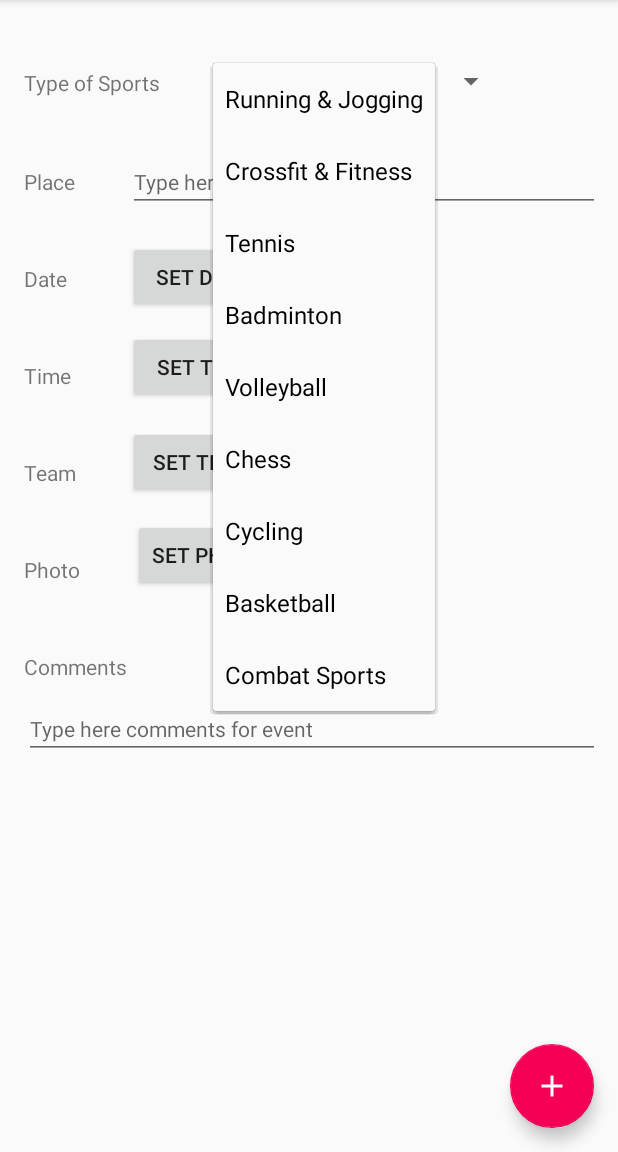
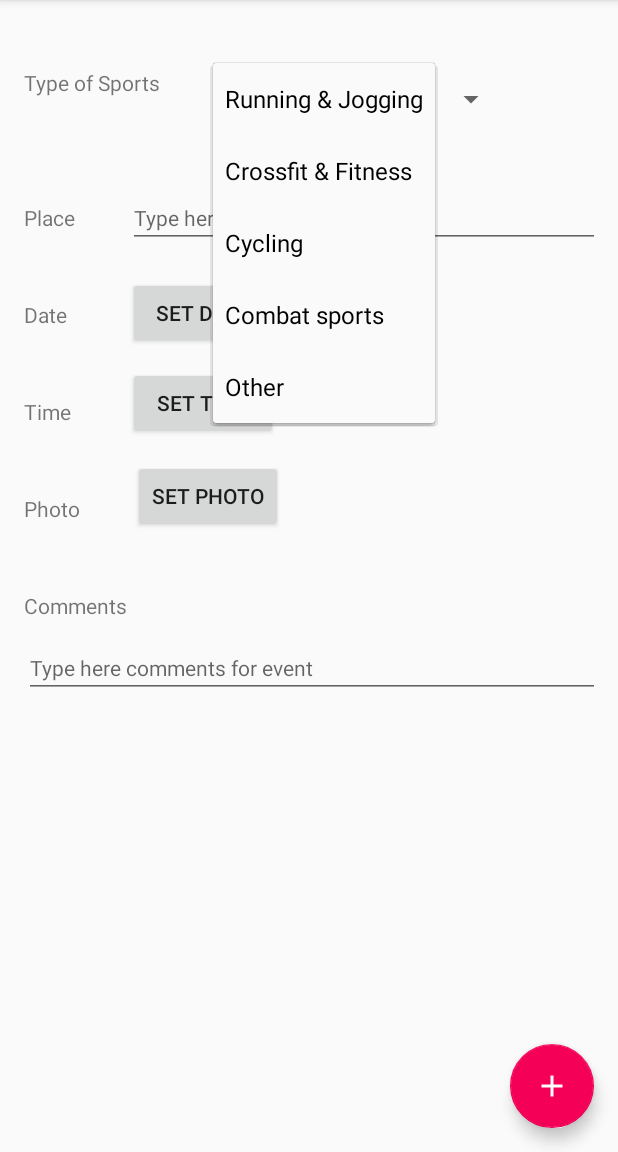
Before and after one commit to IgorSukhinskii/Social-Gym, an Android app: the fragment AddEventFragment placed in its activity, after a tap on an icon or button, on a phone screen of 412 x 824 dp, the part 84-1236 px from its top. Run offline under Robolectric (Android 15) with nearby library versions, the phone set to English and light mode, and no system bars; our stand-ins replace ButterKnife, Dagger/Hilt's generated code, Timber; libraries missing offline, so code that uses them is left out: net.danlew.android, rx.android.schedulers, rx.schedulers; pictures from the network do not load; 4 statements that could not run were skipped.

Commit message:
SG-11: Change sport kind spinner to pick values from enum

```diff
--- a/Android/app/src/main/java/com/github/si1en7ium/socialgym/models/SportKind.java
+++ b/Android/app/src/main/java/com/github/si1en7ium/socialgym/models/SportKind.java
@@ -1,5 +1,19 @@
 package com.github.si1en7ium.socialgym.models;
 
+import com.github.si1en7ium.socialgym.R;
+
 public enum SportKind {
-    RUNNING, JOGGING, CYCLING, OTHER
+    RUNNING_JOGGING(1, R.string.sport_running_jogging),
+    FITNESS(2, R.string.sport_crossfit_fitness),
+    CYCLING(3, R.string.sport_cycling),
+    COMBAT(4, R.string.sport_combat),
+    OTHER(0, R.string.sport_other);
+
+    private final int id;
+    public final int resourceId;
+
+    private SportKind(int id, int resourceId) {
+        this.id = id;
+        this.resourceId = resourceId;
+    }
 }
--- a/Android/app/src/main/java/com/github/si1en7ium/socialgym/ui/main/add_event/AddEventFragment.java
+++ b/Android/app/src/main/java/com/github/si1en7ium/socialgym/ui/main/add_event/AddEventFragment.java
@@ -9,6 +9,7 @@ import android.view.ViewGroup;
 import android.support.v4.app.DialogFragment;
 import android.widget.Button;
 import android.widget.ImageView;
+import android.widget.Spinner;
 
 
 import com.github.si1en7ium.socialgym.R;
@@ -27,14 +28,10 @@ import static com.github.si1en7ium.socialgym.R.layout.main_add_event_fragment;
  */
 public class AddEventFragment extends BaseMainFragment {
 
-    @BindView(R.id.dateButton)
-    Button dateButton;
-    @BindView(R.id.timeButton)
-    Button timeButton;
-    @BindView(R.id.teamButton)
-    Button teamButton;
-    @BindView(R.id.photoButton)
-    Button photoButton;
+    @BindView(R.id.dateButton) Button dateButton;
+    @BindView(R.id.timeButton) Button timeButton;
+    @BindView(R.id.photoButton) Button photoButton;
+    @BindView(R.id.typeOfSportsSelector) Spinner typeOfSportsSelector;
 
     public AddEventFragment() {
         // Required empty public constructor
@@ -81,14 +78,6 @@ public class AddEventFragment extends BaseMainFragment {
             }
         });
 
-        teamButton = (Button) view.findViewById(R.id.teamButton);
-        teamButton.setOnClickListener(new View.OnClickListener() {
-            @Override
-            public void onClick(View view) {
-                DialogFragment newFragment = new NumberPickerFragment();
-                newFragment.show(getActivity().getSupportFragmentManager(), "numberPicker");
-            }
-        });
         photoButton = (Button) view.findViewById(R.id.photoButton);
         photoButton.setOnClickListener(new View.OnClickListener() {
             @Override
@@ -98,6 +87,7 @@ public class AddEventFragment extends BaseMainFragment {
             }
         });
 
+        typeOfSportsSelector.setAdapter(new SportKindEnumAdaper(getContext()));
 
         return view;
     }
--- a/Android/app/src/main/java/com/github/si1en7ium/socialgym/ui/main/add_event/NumberPickerFragment.java
+++ b/Android/app/src/main/java/com/github/si1en7ium/socialgym/ui/main/add_event/NumberPickerFragment.java
@@ -2,6 +2,7 @@ package com.github.si1en7ium.socialgym.ui.main.add_event;
 
 
 import android.app.AlertDialog;
+import android.support.annotation.NonNull;
 import android.support.v4.app.DialogFragment;
 import android.app.Dialog;
 import android.os.Bundle;
@@ -9,6 +10,7 @@ import android.widget.NumberPicker;
 
 
 public class NumberPickerFragment extends DialogFragment  {
+    @NonNull
     @Override
     public Dialog onCreateDialog(Bundle savedInstanceState) {
         // Create a new instance of NumberPickerDialog and return it
--- /dev/null
+++ b/Android/app/src/main/java/com/github/si1en7ium/socialgym/ui/main/add_event/SportKindEnumAdaper.java
@@ -0,0 +1,45 @@
+package com.github.si1en7ium.socialgym.ui.main.add_event;
+
+
+import android.content.Context;
+import android.support.annotation.NonNull;
+import android.view.LayoutInflater;
+import android.view.View;
+import android.view.ViewGroup;
+import android.widget.ArrayAdapter;
+import android.widget.CheckedTextView;
+
+import com.github.si1en7ium.socialgym.models.SportKind;
+
+class SportKindEnumAdaper extends ArrayAdapter<SportKind> {
+    SportKindEnumAdaper(Context context){
+        super(context, 0, SportKind.values());
+    }
+
+    @NonNull
+    @Override
+    public View getView(int position, View convertView, @NonNull ViewGroup parent) {
+        CheckedTextView text= (CheckedTextView) convertView;
+
+        if (text== null) {
+            text = (CheckedTextView) LayoutInflater.from(getContext()).inflate(android.R.layout.simple_spinner_dropdown_item,  parent, false);
+        }
+
+        text.setText(getItem(position).resourceId);
+
+        return text;
+    }
+
+    @Override
+    public View getDropDownView(int position, View convertView, @NonNull ViewGroup parent) {
+        CheckedTextView text = (CheckedTextView) convertView;
+
+        if (text == null) {
+            text = (CheckedTextView) LayoutInflater.from(getContext()).inflate(android.R.layout.simple_spinner_dropdown_item,  parent, false);
+        }
+
+        text.setText(getItem(position).resourceId);
+
+        return text;
+    }
+}
--- a/Android/app/src/main/java/com/github/si1en7ium/socialgym/ui/main/view_event/ViewEventFragment.java
+++ b/Android/app/src/main/java/com/github/si1en7ium/socialgym/ui/main/view_event/ViewEventFragment.java
@@ -63,7 +63,7 @@ public class ViewEventFragment extends BaseMainFragment {
         ButterKnife.bind(this, view);
 
         title.setText(event.title());
-        eventType.setText(event.sportKind().toString());
+        eventType.setText(event.sportKind().resourceId);
         MutableDateTime end = event.dateTime().toMutableDateTime();
         end.add(event.duration());
         String timeString = String.format("%1d:%2d - %3d:%4d",
--- a/Android/app/src/main/res/layout/main_add_event_fragment.xml
+++ b/Android/app/src/main/res/layout/main_add_event_fragment.xml
@@ -41,20 +41,12 @@
         android:layout_marginTop="45dp"
         android:text="Time" />
 
-    <TextView
-        android:id="@+id/teamLabel"
-        android:layout_width="wrap_content"
-        android:layout_height="wrap_content"
-        android:layout_below="@id/timeLabel"
-        android:layout_marginTop="45dp"
-        android:text="Team" />
-
 
     <TextView
         android:id="@+id/photoLabel"
         android:layout_width="wrap_content"
         android:layout_height="wrap_content"
-        android:layout_below="@id/teamLabel"
+        android:layout_below="@id/timeLabel"
         android:layout_marginTop="45dp"
         android:text="Photo" />
 
@@ -76,7 +68,6 @@
         android:layout_marginLeft="35dp"
         android:textSize="14sp"
         android:layout_toRightOf="@+id/typeOfSportsLabel"
-        android:entries="@array/type_of_sports"
         />
 
     <EditText
@@ -114,21 +105,10 @@
         />
 
     <Button
-        android:id="@+id/teamButton"
+        android:id="@+id/photoButton"
         android:layout_width="100dp"
         android:layout_height="wrap_content"
         android:layout_below="@+id/timeButton"
-        android:layout_marginTop="15dp"
-        android:layout_marginLeft="35dp"
-        android:layout_toEndOf="@+id/placeLabel"
-        android:text="Set Team"
-        />
-
-    <Button
-        android:id="@+id/photoButton"
-        android:layout_width="100dp"
-        android:layout_height="wrap_content"
-        android:layout_below="@+id/teamButton"
         android:layout_marginTop="14dp"
         android:layout_marginLeft="35dp"
         android:layout_toEndOf="@+id/photoLabel"
--- a/Android/app/src/main/res/values/strings.xml
+++ b/Android/app/src/main/res/values/strings.xml
@@ -7,15 +7,10 @@
     <string name="dialog_action_ok">OK</string>
     <string name="dialog_error_title">Error</string>
     <string name="error_loading_events">An error has occured while loading events</string>
-    <string-array name="type_of_sports">
-        <item>Running &amp; Jogging</item>
-        <item>Crossfit &amp; Fitness</item>
-        <item>Tennis</item>
-        <item>Badminton</item>
-        <item>Volleyball</item>
-        <item>Chess</item>
-        <item>Cycling</item>
-        <item>Basketball</item>
-        <item>Combat Sports</item>
-    </string-array>
+
+    <string name="sport_running_jogging">Running &amp; Jogging</string>
+    <string name="sport_crossfit_fitness">Crossfit &amp; Fitness</string>
+    <string name="sport_cycling">Cycling</string>
+    <string name="sport_combat">Combat sports</string>
+    <string name="sport_other">Other</string>
 </resources>
```
Also changed, not shown: 1 other file.
